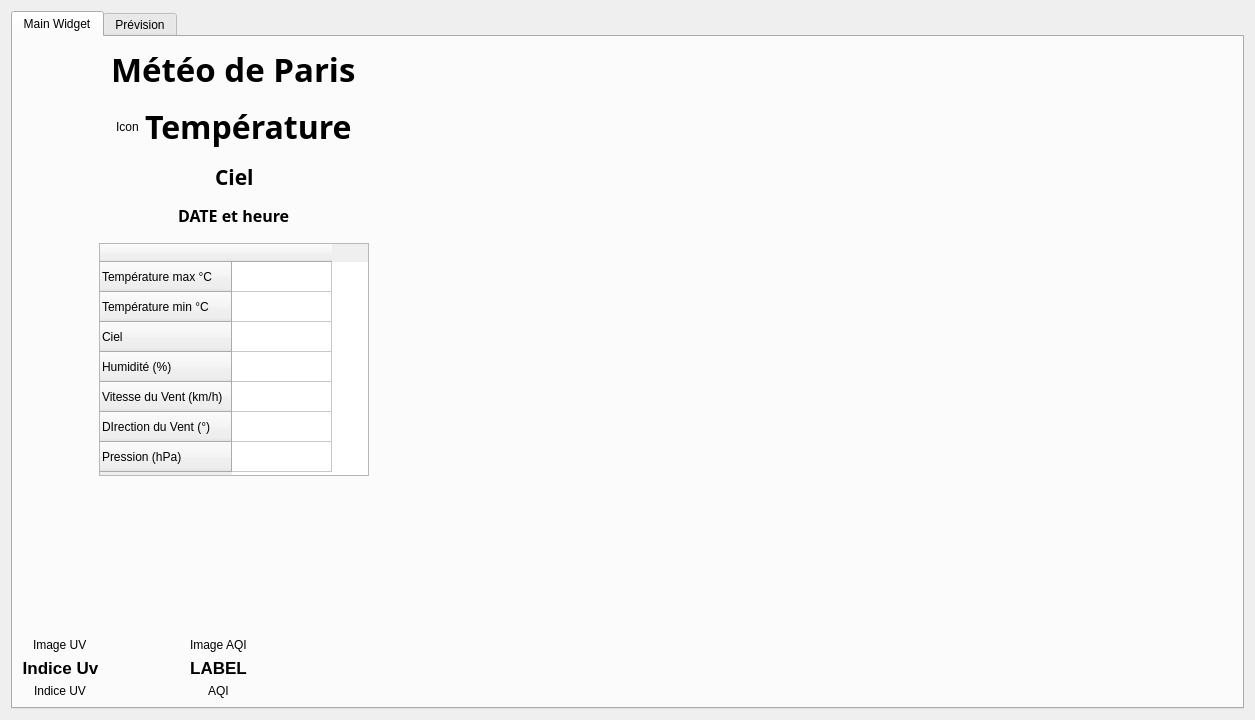
The window that src/dialogmeteo.ui (dibydrams/raspparispi) describes before a commit, drawn with Qt 5.
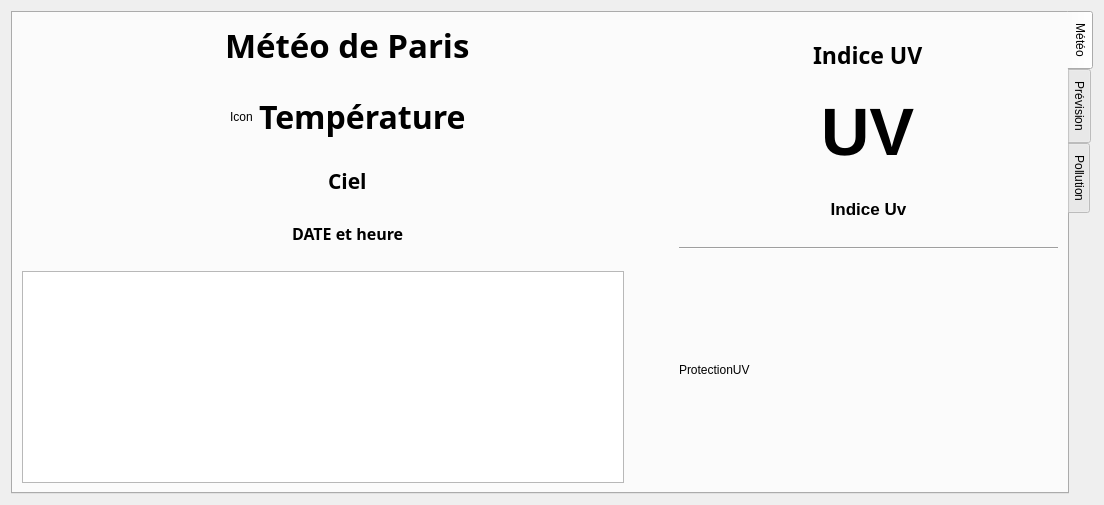
The same window after the commit. The open tabs and pages were chosen to show the change.

```diff
--- a/src/dialogmeteo.ui
+++ b/src/dialogmeteo.ui
@@ -6,30 +6,33 @@
    <rect>
     <x>0</x>
     <y>0</y>
-    <width>1253</width>
-    <height>720</height>
+    <width>1103</width>
+    <height>502</height>
    </rect>
   </property>
   <property name="windowTitle">
    <string>Météo de Paris</string>
   </property>
-  <layout class="QVBoxLayout" name="verticalLayout">
+  <layout class="QVBoxLayout" name="verticalLayout_15">
    <item>
     <widget class="QTabWidget" name="tabWidget">
+     <property name="tabPosition">
+      <enum>QTabWidget::East</enum>
+     </property>
      <property name="currentIndex">
-      <number>1</number>
+      <number>0</number>
      </property>
      <widget class="QWidget" name="tab">
       <attribute name="title">
-       <string>Main Widget</string>
+       <string>Météo</string>
       </attribute>
-      <layout class="QHBoxLayout" name="horizontalLayout_7">
+      <layout class="QVBoxLayout" name="verticalLayout_14">
        <item>
-        <layout class="QHBoxLayout" name="horizontalLayout_6">
+        <layout class="QHBoxLayout" name="horizontalLayout_10">
          <item>
-          <layout class="QVBoxLayout" name="verticalLayout_13">
+          <layout class="QVBoxLayout" name="verticalLayout_6">
            <item>
-            <layout class="QVBoxLayout" name="verticalLayout_7">
+            <layout class="QVBoxLayout" name="verticalLayout">
              <item alignment="Qt::AlignHCenter">
               <widget class="QLabel" name="labeltitre">
                <property name="font">
@@ -233,489 +236,115 @@
               </layout>
              </item>
              <item>
-              <layout class="QVBoxLayout" name="verticalLayout_6">
-               <item>
-                <spacer name="verticalSpacer_10">
-                 <property name="orientation">
-                  <enum>Qt::Vertical</enum>
-                 </property>
-                 <property name="sizeHint" stdset="0">
-                  <size>
-                   <width>20</width>
-                   <height>13</height>
-                  </size>
-                 </property>
-                </spacer>
-               </item>
-               <item>
-                <layout class="QHBoxLayout" name="horizontalLayout">
-                 <item>
-                  <spacer name="horizontalSpacer">
-                   <property name="orientation">
-                    <enum>Qt::Horizontal</enum>
-                   </property>
-                   <property name="sizeHint" stdset="0">
-                    <size>
-                     <width>40</width>
-                     <height>20</height>
-                    </size>
-                   </property>
-                  </spacer>
-                 </item>
-                 <item>
-                  <widget class="QTableWidget" name="tableWidget">
-                   <property name="minimumSize">
-                    <size>
-                     <width>270</width>
-                     <height>233</height>
-                    </size>
-                   </property>
-                   <property name="maximumSize">
-                    <size>
-                     <width>270</width>
-                     <height>233</height>
-                    </size>
-                   </property>
-                   <property name="contextMenuPolicy">
-                    <enum>Qt::DefaultContextMenu</enum>
-                   </property>
-                   <property name="frameShape">
-                    <enum>QFrame::StyledPanel</enum>
-                   </property>
-                   <property name="frameShadow">
-                    <enum>QFrame::Sunken</enum>
-                   </property>
-                   <property name="verticalScrollBarPolicy">
-                    <enum>Qt::ScrollBarAlwaysOff</enum>
-                   </property>
-                   <property name="sizeAdjustPolicy">
-                    <enum>QAbstractScrollArea::AdjustToContents</enum>
-                   </property>
-                   <property name="editTriggers">
-                    <set>QAbstractItemView::NoEditTriggers</set>
-                   </property>
-                   <property name="dragDropOverwriteMode">
-                    <bool>false</bool>
-                   </property>
-                   <property name="selectionMode">
-                    <enum>QAbstractItemView::NoSelection</enum>
-                   </property>
-                   <property name="iconSize">
-                    <size>
-                     <width>0</width>
-                     <height>0</height>
-                    </size>
-                   </property>
-                   <property name="textElideMode">
-                    <enum>Qt::ElideLeft</enum>
-                   </property>
-                   <property name="verticalScrollMode">
-                    <enum>QAbstractItemView::ScrollPerItem</enum>
-                   </property>
-                   <property name="gridStyle">
-                    <enum>Qt::SolidLine</enum>
-                   </property>
-                   <attribute name="horizontalHeaderCascadingSectionResizes">
-                    <bool>false</bool>
-                   </attribute>
-                   <attribute name="horizontalHeaderShowSortIndicator" stdset="0">
-                    <bool>false</bool>
-                   </attribute>
-                   <row>
-                    <property name="text">
-                     <string>Température max °C</string>
-                    </property>
-                   </row>
-                   <row>
-                    <property name="text">
-                     <string>Température min °C</string>
-                    </property>
-                   </row>
-                   <row>
-                    <property name="text">
-                     <string>Ciel</string>
-                    </property>
-                   </row>
-                   <row>
-                    <property name="text">
-                     <string>Humidité (%)</string>
-                    </property>
-                   </row>
-                   <row>
-                    <property name="text">
-                     <string>Vitesse du Vent (km/h)</string>
-                    </property>
-                   </row>
-                   <row>
-                    <property name="text">
-                     <string>DIrection du Vent (°)</string>
-                    </property>
-                   </row>
-                   <row>
-                    <property name="text">
-                     <string>Pression (hPa)</string>
-                    </property>
-                   </row>
-                   <column>
-                    <property name="text">
-                     <string/>
-                    </property>
-                    <property name="foreground">
-                     <brush brushstyle="NoBrush">
-                      <color alpha="255">
-                       <red>0</red>
-                       <green>0</green>
-                       <blue>0</blue>
-                      </color>
-                     </brush>
-                    </property>
-                   </column>
-                   <item row="0" column="0">
-                    <property name="text">
-                     <string/>
-                    </property>
-                    <property name="background">
-                     <brush brushstyle="NoBrush">
-                      <color alpha="255">
-                       <red>239</red>
-                       <green>41</green>
-                       <blue>41</blue>
-                      </color>
-                     </brush>
-                    </property>
-                   </item>
-                  </widget>
-                 </item>
-                 <item>
-                  <spacer name="horizontalSpacer_2">
-                   <property name="orientation">
-                    <enum>Qt::Horizontal</enum>
-                   </property>
-                   <property name="sizeHint" stdset="0">
-                    <size>
-                     <width>40</width>
-                     <height>20</height>
-                    </size>
-                   </property>
-                  </spacer>
-                 </item>
-                </layout>
-               </item>
-               <item>
-                <spacer name="verticalSpacer">
-                 <property name="orientation">
-                  <enum>Qt::Vertical</enum>
-                 </property>
-                 <property name="sizeHint" stdset="0">
-                  <size>
-                   <width>20</width>
-                   <height>40</height>
-                  </size>
-                 </property>
-                </spacer>
-               </item>
-              </layout>
+              <spacer name="verticalSpacer_10">
+               <property name="orientation">
+                <enum>Qt::Vertical</enum>
+               </property>
+               <property name="sizeHint" stdset="0">
+                <size>
+                 <width>20</width>
+                 <height>13</height>
+                </size>
+               </property>
+              </spacer>
              </item>
             </layout>
            </item>
            <item>
-            <layout class="QHBoxLayout" name="horizontalLayout_5">
-             <item>
-              <layout class="QVBoxLayout" name="verticalLayout_11">
-               <item>
-                <spacer name="verticalSpacer_5">
-                 <property name="orientation">
-                  <enum>Qt::Vertical</enum>
-                 </property>
-                 <property name="sizeHint" stdset="0">
-                  <size>
-                   <width>20</width>
-                   <height>40</height>
-                  </size>
-                 </property>
-                </spacer>
-               </item>
-               <item>
-                <layout class="QVBoxLayout" name="verticalLayout_5">
-                 <item alignment="Qt::AlignHCenter">
-                  <widget class="QLabel" name="label_IUV">
-                   <property name="text">
-                    <string>Image UV</string>
-                   </property>
-                  </widget>
-                 </item>
-                 <item alignment="Qt::AlignHCenter">
-                  <widget class="QLabel" name="label_DUV">
-                   <property name="font">
-                    <font>
-                     <pointsize>13</pointsize>
-                     <weight>75</weight>
-                     <bold>true</bold>
-                    </font>
-                   </property>
-                   <property name="text">
-                    <string>Indice Uv</string>
-                   </property>
-                   <property name="alignment">
-                    <set>Qt::AlignCenter</set>
-                   </property>
-                  </widget>
-                 </item>
-                 <item alignment="Qt::AlignHCenter">
-                  <widget class="QLabel" name="label_4">
-                   <property name="text">
-                    <string>Indice UV</string>
-                   </property>
-                  </widget>
-                 </item>
-                </layout>
-               </item>
-              </layout>
-             </item>
-             <item>
-              <spacer name="horizontalSpacer_10">
-               <property name="orientation">
-                <enum>Qt::Horizontal</enum>
-               </property>
-               <property name="sizeHint" stdset="0">
-                <size>
-                 <width>40</width>
-                 <height>20</height>
-                </size>
-               </property>
-              </spacer>
-             </item>
-             <item>
-              <layout class="QVBoxLayout" name="verticalLayout_12">
-               <item>
-                <spacer name="verticalSpacer_6">
-                 <property name="orientation">
-                  <enum>Qt::Vertical</enum>
-                 </property>
-                 <property name="sizeHint" stdset="0">
-                  <size>
-                   <width>20</width>
-                   <height>40</height>
-                  </size>
-                 </property>
-                </spacer>
-               </item>
-               <item>
-                <layout class="QVBoxLayout" name="verticalLayout_10">
-                 <item alignment="Qt::AlignHCenter">
-                  <widget class="QLabel" name="label_IAQI">
-                   <property name="text">
-                    <string>Image AQI</string>
-                   </property>
-                  </widget>
-                 </item>
-                 <item alignment="Qt::AlignHCenter">
-                  <widget class="QLabel" name="label_DAQI">
-                   <property name="font">
-                    <font>
-                     <pointsize>13</pointsize>
-                     <weight>75</weight>
-                     <bold>true</bold>
-                    </font>
-                   </property>
-                   <property name="frameShape">
-                    <enum>QFrame::NoFrame</enum>
-                   </property>
-                   <property name="text">
-                    <string>LABEL</string>
-                   </property>
-                   <property name="alignment">
-                    <set>Qt::AlignCenter</set>
-                   </property>
-                  </widget>
-                 </item>
-                 <item alignment="Qt::AlignHCenter">
-                  <widget class="QLabel" name="label_3">
-                   <property name="text">
-                    <string>AQI</string>
-                   </property>
-                  </widget>
-                 </item>
-                </layout>
-               </item>
-              </layout>
-             </item>
-             <item>
-              <spacer name="horizontalSpacer_9">
-               <property name="orientation">
-                <enum>Qt::Horizontal</enum>
-               </property>
-               <property name="sizeHint" stdset="0">
-                <size>
-                 <width>48</width>
-                 <height>20</height>
-                </size>
-               </property>
-              </spacer>
-             </item>
-             <item>
-              <layout class="QVBoxLayout" name="verticalLayout_9">
-               <item>
-                <spacer name="verticalSpacer_2">
-                 <property name="orientation">
-                  <enum>Qt::Vertical</enum>
-                 </property>
-                 <property name="sizeHint" stdset="0">
-                  <size>
-                   <width>20</width>
-                   <height>40</height>
-                  </size>
-                 </property>
-                </spacer>
-               </item>
-               <item>
-                <layout class="QVBoxLayout" name="verticalLayout_8">
-                 <property name="sizeConstraint">
-                  <enum>QLayout::SetFixedSize</enum>
-                 </property>
-                 <item>
-                  <layout class="QHBoxLayout" name="horizontalLayout_14">
-                   <item alignment="Qt::AlignHCenter">
-                    <widget class="QLabel" name="label_vignette1">
-                     <property name="minimumSize">
-                      <size>
-                       <width>51</width>
-                       <height>51</height>
-                      </size>
-                     </property>
-                     <property name="maximumSize">
-                      <size>
-                       <width>51</width>
-                       <height>51</height>
-                      </size>
-                     </property>
-                     <property name="text">
-                      <string/>
-                     </property>
-                    </widget>
-                   </item>
-                   <item alignment="Qt::AlignHCenter">
-                    <widget class="QLabel" name="label_vignette2">
-                     <property name="minimumSize">
-                      <size>
-                       <width>51</width>
-                       <height>51</height>
-                      </size>
-                     </property>
-                     <property name="maximumSize">
-                      <size>
-                       <width>51</width>
-                       <height>51</height>
-                      </size>
-                     </property>
-                     <property name="text">
-                      <string/>
-                     </property>
-                    </widget>
-                   </item>
-                  </layout>
-                 </item>
-                 <item>
-                  <layout class="QHBoxLayout" name="horizontalLayout_15">
-                   <item>
-                    <widget class="QLabel" name="label_vignette3">
-                     <property name="minimumSize">
-                      <size>
-                       <width>51</width>
-                       <height>51</height>
-                      </size>
-                     </property>
-                     <property name="maximumSize">
-                      <size>
-                       <width>51</width>
-                       <height>51</height>
-                      </size>
-                     </property>
-                     <property name="text">
-                      <string/>
-                     </property>
-                    </widget>
-                   </item>
-                   <item alignment="Qt::AlignHCenter">
-                    <widget class="QLabel" name="label_vignette4">
-                     <property name="minimumSize">
-                      <size>
-                       <width>51</width>
-                       <height>51</height>
-                      </size>
-                     </property>
-                     <property name="maximumSize">
-                      <size>
-                       <width>51</width>
-                       <height>51</height>
-                      </size>
-                     </property>
-                     <property name="text">
-                      <string/>
-                     </property>
-                    </widget>
-                   </item>
-                  </layout>
-                 </item>
-                 <item>
-                  <layout class="QHBoxLayout" name="horizontalLayout_16">
-                   <item alignment="Qt::AlignHCenter">
-                    <widget class="QLabel" name="label_vignette5">
-                     <property name="minimumSize">
-                      <size>
-                       <width>51</width>
-                       <height>51</height>
-                      </size>
-                     </property>
-                     <property name="maximumSize">
-                      <size>
-                       <width>51</width>
-                       <height>51</height>
-                      </size>
-                     </property>
-                     <property name="text">
-                      <string/>
-                     </property>
-                    </widget>
-                   </item>
-                   <item alignment="Qt::AlignHCenter">
-                    <widget class="QLabel" name="label_vignette6">
-                     <property name="minimumSize">
-                      <size>
-                       <width>51</width>
-                       <height>51</height>
-                      </size>
-                     </property>
-                     <property name="maximumSize">
-                      <size>
-                       <width>51</width>
-                       <height>51</height>
-                      </size>
-                     </property>
-                     <property name="text">
-                      <string/>
-                     </property>
-                    </widget>
-                   </item>
-                  </layout>
-                 </item>
-                </layout>
-               </item>
-              </layout>
-             </item>
-            </layout>
+            <widget class="QTableView" name="tableView">
+             <property name="minimumSize">
+              <size>
+               <width>602</width>
+               <height>212</height>
+              </size>
+             </property>
+             <property name="maximumSize">
+              <size>
+               <width>602</width>
+               <height>212</height>
+              </size>
+             </property>
+            </widget>
            </item>
           </layout>
          </item>
          <item>
-          <widget class="QWidget" name="widgetPollution" native="true">
-           <property name="minimumSize">
-            <size>
-             <width>781</width>
-             <height>621</height>
-            </size>
-           </property>
-          </widget>
+          <layout class="QVBoxLayout" name="verticalLayout_13">
+           <item>
+            <layout class="QVBoxLayout" name="verticalLayout_7">
+             <item>
+              <layout class="QVBoxLayout" name="verticalLayout_5">
+               <item alignment="Qt::AlignHCenter">
+                <widget class="QLabel" name="label_3">
+                 <property name="font">
+                  <font>
+                   <family>Droid Sans Fallback</family>
+                   <pointsize>17</pointsize>
+                   <weight>75</weight>
+                   <bold>true</bold>
+                  </font>
+                 </property>
+                 <property name="text">
+                  <string>Indice UV</string>
+                 </property>
+                </widget>
+               </item>
+               <item alignment="Qt::AlignHCenter">
+                <widget class="QLabel" name="label_indUV">
+                 <property name="font">
+                  <font>
+                   <pointsize>50</pointsize>
+                   <weight>75</weight>
+                   <bold>true</bold>
+                  </font>
+                 </property>
+                 <property name="text">
+                  <string>UV</string>
+                 </property>
+                </widget>
+               </item>
+               <item>
+                <widget class="QLabel" name="label_DUV">
+                 <property name="font">
+                  <font>
+                   <pointsize>13</pointsize>
+                   <weight>75</weight>
+                   <bold>true</bold>
+                  </font>
+                 </property>
+                 <property name="text">
+                  <string>Indice Uv</string>
+                 </property>
+                 <property name="alignment">
+                  <set>Qt::AlignCenter</set>
+                 </property>
+                </widget>
+               </item>
+              </layout>
+             </item>
+             <item>
+              <widget class="Line" name="line_2">
+               <property name="orientation">
+                <enum>Qt::Horizontal</enum>
+               </property>
+              </widget>
+             </item>
+            </layout>
+           </item>
+           <item>
+            <widget class="QLabel" name="label_UVprotection">
+             <property name="minimumSize">
+              <size>
+               <width>379</width>
+               <height>212</height>
+              </size>
+             </property>
+             <property name="text">
+              <string>ProtectionUV</string>
+             </property>
+            </widget>
+           </item>
+          </layout>
          </item>
         </layout>
        </item>
@@ -732,8 +361,14 @@
           <widget class="QWidget" name="widgetPrevision" native="true">
            <property name="minimumSize">
             <size>
-             <width>1211</width>
-             <height>501</height>
+             <width>1034</width>
+             <height>331</height>
+            </size>
+           </property>
+           <property name="maximumSize">
+            <size>
+             <width>1034</width>
+             <height>331</height>
             </size>
            </property>
           </widget>
@@ -750,7 +385,7 @@
              </property>
              <property name="sizeHint" stdset="0">
               <size>
-               <width>128</width>
+               <width>115</width>
                <height>20</height>
               </size>
              </property>
@@ -1100,7 +735,7 @@
              </property>
              <property name="sizeHint" stdset="0">
               <size>
-               <width>128</width>
+               <width>115</width>
                <height>20</height>
               </size>
              </property>
@@ -1112,6 +747,413 @@
        </item>
       </layout>
      </widget>
+     <widget class="QWidget" name="tab_4">
+      <attribute name="title">
+       <string>Pollution</string>
+      </attribute>
+      <layout class="QVBoxLayout" name="verticalLayout_12">
+       <item>
+        <layout class="QHBoxLayout" name="horizontalLayout_13">
+         <item>
+          <widget class="QWidget" name="widgetPollution" native="true">
+           <property name="minimumSize">
+            <size>
+             <width>550</width>
+             <height>461</height>
+            </size>
+           </property>
+           <property name="maximumSize">
+            <size>
+             <width>550</width>
+             <height>461</height>
+            </size>
+           </property>
+          </widget>
+         </item>
+         <item>
+          <layout class="QVBoxLayout" name="verticalLayout_11">
+           <item>
+            <layout class="QHBoxLayout" name="horizontalLayout_11">
+             <item>
+              <layout class="QVBoxLayout" name="verticalLayout_9">
+               <item>
+                <layout class="QHBoxLayout" name="horizontalLayout_7">
+                 <item>
+                  <spacer name="horizontalSpacer_11">
+                   <property name="orientation">
+                    <enum>Qt::Horizontal</enum>
+                   </property>
+                   <property name="sizeHint" stdset="0">
+                    <size>
+                     <width>32</width>
+                     <height>17</height>
+                    </size>
+                   </property>
+                  </spacer>
+                 </item>
+                 <item>
+                  <widget class="QLabel" name="label">
+                   <property name="minimumSize">
+                    <size>
+                     <width>214</width>
+                     <height>0</height>
+                    </size>
+                   </property>
+                   <property name="maximumSize">
+                    <size>
+                     <width>214</width>
+                     <height>31</height>
+                    </size>
+                   </property>
+                   <property name="font">
+                    <font>
+                     <family>Droid Sans Fallback</family>
+                     <pointsize>13</pointsize>
+                     <weight>75</weight>
+                     <bold>true</bold>
+                    </font>
+                   </property>
+                   <property name="text">
+                    <string>Indice Qualité de l'air</string>
+                   </property>
+                   <property name="alignment">
+                    <set>Qt::AlignCenter</set>
+                   </property>
+                  </widget>
+                 </item>
+                 <item>
+                  <spacer name="horizontalSpacer_19">
+                   <property name="orientation">
+                    <enum>Qt::Horizontal</enum>
+                   </property>
+                   <property name="sizeHint" stdset="0">
+                    <size>
+                     <width>33</width>
+                     <height>17</height>
+                    </size>
+                   </property>
+                  </spacer>
+                 </item>
+                </layout>
+               </item>
+               <item alignment="Qt::AlignHCenter">
+                <widget class="QLabel" name="label_IAQI">
+                 <property name="text">
+                  <string>Image AQI</string>
+                 </property>
+                </widget>
+               </item>
+               <item alignment="Qt::AlignHCenter">
+                <widget class="QLabel" name="label_DAQI">
+                 <property name="font">
+                  <font>
+                   <pointsize>13</pointsize>
+                   <weight>75</weight>
+                   <bold>true</bold>
+                  </font>
+                 </property>
+                 <property name="frameShape">
+                  <enum>QFrame::NoFrame</enum>
+                 </property>
+                 <property name="text">
+                  <string>LABEL</string>
+                 </property>
+                 <property name="alignment">
+                  <set>Qt::AlignCenter</set>
+                 </property>
+                </widget>
+               </item>
+              </layout>
+             </item>
+             <item>
+              <layout class="QHBoxLayout" name="horizontalLayout_9">
+               <item>
+                <spacer name="horizontalSpacer_10">
+                 <property name="orientation">
+                  <enum>Qt::Horizontal</enum>
+                 </property>
+                 <property name="sizeType">
+                  <enum>QSizePolicy::Fixed</enum>
+                 </property>
+                 <property name="sizeHint" stdset="0">
+                  <size>
+                   <width>13</width>
+                   <height>20</height>
+                  </size>
+                 </property>
+                </spacer>
+               </item>
+               <item>
+                <layout class="QVBoxLayout" name="verticalLayout_10">
+                 <item alignment="Qt::AlignHCenter">
+                  <widget class="QLabel" name="label_2">
+                   <property name="font">
+                    <font>
+                     <family>Droid Sans Fallback</family>
+                     <pointsize>15</pointsize>
+                     <weight>75</weight>
+                     <bold>true</bold>
+                    </font>
+                   </property>
+                   <property name="text">
+                    <string>Crit'Air</string>
+                   </property>
+                  </widget>
+                 </item>
+                 <item>
+                  <layout class="QVBoxLayout" name="verticalLayout_8">
+                   <item>
+                    <layout class="QHBoxLayout" name="horizontalLayout">
+                     <item>
+                      <widget class="QLabel" name="label_vignette1">
+                       <property name="minimumSize">
+                        <size>
+                         <width>51</width>
+                         <height>51</height>
+                        </size>
+                       </property>
+                       <property name="maximumSize">
+                        <size>
+                         <width>51</width>
+                         <height>51</height>
+                        </size>
+                       </property>
+                       <property name="text">
+                        <string/>
+                       </property>
+                      </widget>
+                     </item>
+                     <item>
+                      <spacer name="horizontalSpacer">
+                       <property name="orientation">
+                        <enum>Qt::Horizontal</enum>
+                       </property>
+                       <property name="sizeType">
+                        <enum>QSizePolicy::Fixed</enum>
+                       </property>
+                       <property name="sizeHint" stdset="0">
+                        <size>
+                         <width>28</width>
+                         <height>20</height>
+                        </size>
+                       </property>
+                      </spacer>
+                     </item>
+                     <item>
+                      <widget class="QLabel" name="label_vignette2">
+                       <property name="minimumSize">
+                        <size>
+                         <width>51</width>
+                         <height>51</height>
+                        </size>
+                       </property>
+                       <property name="maximumSize">
+                        <size>
+                         <width>51</width>
+                         <height>51</height>
+                        </size>
+                       </property>
+                       <property name="text">
+                        <string/>
+                       </property>
+                      </widget>
+                     </item>
+                    </layout>
+                   </item>
+                   <item>
+                    <layout class="QHBoxLayout" name="horizontalLayout_5">
+                     <item>
+                      <widget class="QLabel" name="label_vignette3">
+                       <property name="minimumSize">
+                        <size>
+                         <width>51</width>
+                         <height>51</height>
+                        </size>
+                       </property>
+                       <property name="maximumSize">
+                        <size>
+                         <width>51</width>
+                         <height>51</height>
+                        </size>
+                       </property>
+                       <property name="text">
+                        <string/>
+                       </property>
+                      </widget>
+                     </item>
+                     <item>
+                      <spacer name="horizontalSpacer_2">
+                       <property name="orientation">
+                        <enum>Qt::Horizontal</enum>
+                       </property>
+                       <property name="sizeType">
+                        <enum>QSizePolicy::Fixed</enum>
+                       </property>
+                       <property name="sizeHint" stdset="0">
+                        <size>
+                         <width>28</width>
+                         <height>20</height>
+                        </size>
+                       </property>
+                      </spacer>
+                     </item>
+                     <item>
+                      <widget class="QLabel" name="label_vignette4">
+                       <property name="minimumSize">
+                        <size>
+                         <width>51</width>
+                         <height>51</height>
+                        </size>
+                       </property>
+                       <property name="maximumSize">
+                        <size>
+                         <width>51</width>
+                         <height>51</height>
+                        </size>
+                       </property>
+                       <property name="text">
+                        <string/>
+                       </property>
+                      </widget>
+                     </item>
+                    </layout>
+                   </item>
+                   <item>
+                    <layout class="QHBoxLayout" name="horizontalLayout_6">
+                     <item>
+                      <widget class="QLabel" name="label_vignette5">
+                       <property name="minimumSize">
+                        <size>
+                         <width>51</width>
+                         <height>51</height>
+                        </size>
+                       </property>
+                       <property name="maximumSize">
+                        <size>
+                         <width>51</width>
+                         <height>51</height>
+                        </size>
+                       </property>
+                       <property name="text">
+                        <string/>
+                       </property>
+                      </widget>
+                     </item>
+                     <item>
+                      <spacer name="horizontalSpacer_9">
+                       <property name="orientation">
+                        <enum>Qt::Horizontal</enum>
+                       </property>
+                       <property name="sizeType">
+                        <enum>QSizePolicy::Fixed</enum>
+                       </property>
+                       <property name="sizeHint" stdset="0">
+                        <size>
+                         <width>28</width>
+                         <height>20</height>
+                        </size>
+                       </property>
+                      </spacer>
+                     </item>
+                     <item>
+                      <widget class="QLabel" name="label_vignette6">
+                       <property name="minimumSize">
+                        <size>
+                         <width>51</width>
+                         <height>51</height>
+                        </size>
+                       </property>
+                       <property name="maximumSize">
+                        <size>
+                         <width>51</width>
+                         <height>51</height>
+                        </size>
+                       </property>
+                       <property name="text">
+                        <string/>
+                       </property>
+                      </widget>
+                     </item>
+                    </layout>
+                   </item>
+                  </layout>
+                 </item>
+                </layout>
+               </item>
+               <item>
+                <spacer name="horizontalSpacer_20">
+                 <property name="orientation">
+                  <enum>Qt::Horizontal</enum>
+                 </property>
+                 <property name="sizeHint" stdset="0">
+                  <size>
+                   <width>40</width>
+                   <height>20</height>
+                  </size>
+                 </property>
+                </spacer>
+               </item>
+              </layout>
+             </item>
+            </layout>
+           </item>
+           <item>
+            <widget class="Line" name="line">
+             <property name="orientation">
+              <enum>Qt::Horizontal</enum>
+             </property>
+            </widget>
+           </item>
+           <item>
+            <widget class="QTextBrowser" name="textBrowser">
+             <property name="font">
+              <font>
+               <pointsize>9</pointsize>
+              </font>
+             </property>
+             <property name="contextMenuPolicy">
+              <enum>Qt::DefaultContextMenu</enum>
+             </property>
+             <property name="autoFillBackground">
+              <bool>false</bool>
+             </property>
+             <property name="frameShape">
+              <enum>QFrame::NoFrame</enum>
+             </property>
+             <property name="frameShadow">
+              <enum>QFrame::Sunken</enum>
+             </property>
+             <property name="sizeAdjustPolicy">
+              <enum>QAbstractScrollArea::AdjustToContents</enum>
+             </property>
+             <property name="html">
+              <string>&lt;!DOCTYPE HTML PUBLIC &quot;-//W3C//DTD HTML 4.0//EN&quot; &quot;http://www.w3.org/TR/REC-html40/strict.dtd&quot;&gt;
+&lt;html&gt;&lt;head&gt;&lt;meta name=&quot;qrichtext&quot; content=&quot;1&quot; /&gt;&lt;style type=&quot;text/css&quot;&gt;
+p, li { white-space: pre-wrap; }
+&lt;/style&gt;&lt;/head&gt;&lt;body style=&quot; font-family:'Ubuntu'; font-size:9pt; font-weight:400; font-style:normal;&quot;&gt;
+&lt;p align=&quot;justify&quot; style=&quot; margin-top:0px; margin-bottom:0px; margin-left:0px; margin-right:0px; -qt-block-indent:0; text-indent:0px;&quot;&gt;&lt;span style=&quot; font-size:8pt; font-weight:600;&quot;&gt;PM (Particules en suspension) :&lt;/span&gt;&lt;/p&gt;
+&lt;table border=&quot;0&quot; style=&quot; margin-top:0px; margin-bottom:0px; margin-left:0px; margin-right:0px;&quot; cellspacing=&quot;2&quot; cellpadding=&quot;0&quot;&gt;
+&lt;tr&gt;
+&lt;td width=&quot;20&quot;&gt;&lt;/td&gt;
+&lt;td&gt;
+&lt;p align=&quot;justify&quot; style=&quot; margin-top:0px; margin-bottom:0px; margin-left:0px; margin-right:0px; -qt-block-indent:0; text-indent:0px;&quot;&gt;&lt;span style=&quot; font-size:8pt;&quot;&gt;- les particules PM10, (taille inférieure à 10 µm), pénètrent dans l'appareil respiratoire.&lt;/span&gt;&lt;/p&gt;&lt;/td&gt;&lt;/tr&gt;
+&lt;tr&gt;
+&lt;td&gt;&lt;/td&gt;
+&lt;td&gt;
+&lt;p align=&quot;justify&quot; style=&quot; margin-top:0px; margin-bottom:0px; margin-left:0px; margin-right:0px; -qt-block-indent:0; text-indent:0px;&quot;&gt;&lt;span style=&quot; font-size:8pt;&quot;&gt;- les particules fines ou PM2,5 (inférieures ou égales à 2,5 µm),pénètrent dans les ramifications des voies respiratoires (alvéoles).&lt;/span&gt;&lt;/p&gt;&lt;/td&gt;&lt;/tr&gt;&lt;/table&gt;
+&lt;p align=&quot;justify&quot; style=&quot; margin-top:12px; margin-bottom:12px; margin-left:0px; margin-right:0px; -qt-block-indent:0; text-indent:0px;&quot;&gt;&lt;span style=&quot; font-size:8pt; font-weight:600;&quot;&gt;O3 (Ozone) : &lt;/span&gt;&lt;span style=&quot; font-size:8pt;&quot;&gt;polluant qui irrite les yeux et l'appareil respiratoire, et qui a des effets sur la végétation.&lt;/span&gt;&lt;/p&gt;
+&lt;p align=&quot;justify&quot; style=&quot; margin-top:12px; margin-bottom:12px; margin-left:0px; margin-right:0px; -qt-block-indent:0; text-indent:0px;&quot;&gt;&lt;span style=&quot; font-size:8pt; font-weight:600;&quot;&gt;NO2 (Oxydes d'azote) : &lt;/span&gt;&lt;span style=&quot; font-size:8pt;&quot;&gt;gaz irritant pour les bronches (émis principalement par le trafic routier).&lt;/span&gt;&lt;/p&gt;
+&lt;p align=&quot;justify&quot; style=&quot; margin-top:12px; margin-bottom:12px; margin-left:0px; margin-right:0px; -qt-block-indent:0; text-indent:0px;&quot;&gt;&lt;span style=&quot; font-size:8pt; font-weight:600;&quot;&gt;CO (Monoxyde de carbone) : &lt;/span&gt;&lt;span style=&quot; font-size:8pt;&quot;&gt;gaz provennant majoritairement des gaz d'échappement des véhicules. Peut provoquer des intoxications.&lt;/span&gt;&lt;/p&gt;
+&lt;p align=&quot;justify&quot; style=&quot; margin-top:12px; margin-bottom:12px; margin-left:0px; margin-right:0px; -qt-block-indent:0; text-indent:0px;&quot;&gt;&lt;span style=&quot; font-size:8pt; font-weight:600;&quot;&gt;SO2 (Dioxyde de soufre) : &lt;/span&gt;&lt;span style=&quot; font-size:8pt;&quot;&gt;gaz qui irrite les muqueuses de la peau et des voies respiratoires supérieures.&lt;/span&gt;&lt;span style=&quot; font-size:8pt; font-weight:600;&quot;&gt;&lt;br /&gt;&lt;/span&gt;&lt;/p&gt;&lt;/body&gt;&lt;/html&gt;</string>
+             </property>
+            </widget>
+           </item>
+          </layout>
+         </item>
+        </layout>
+       </item>
+      </layout>
+     </widget>
     </widget>
    </item>
   </layout>
```
